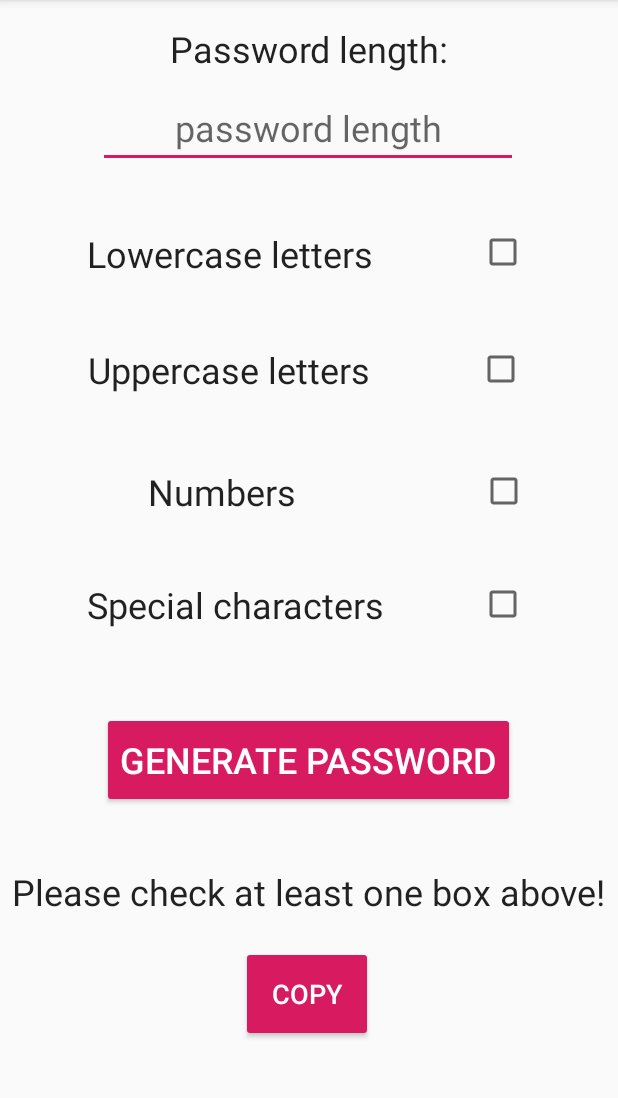
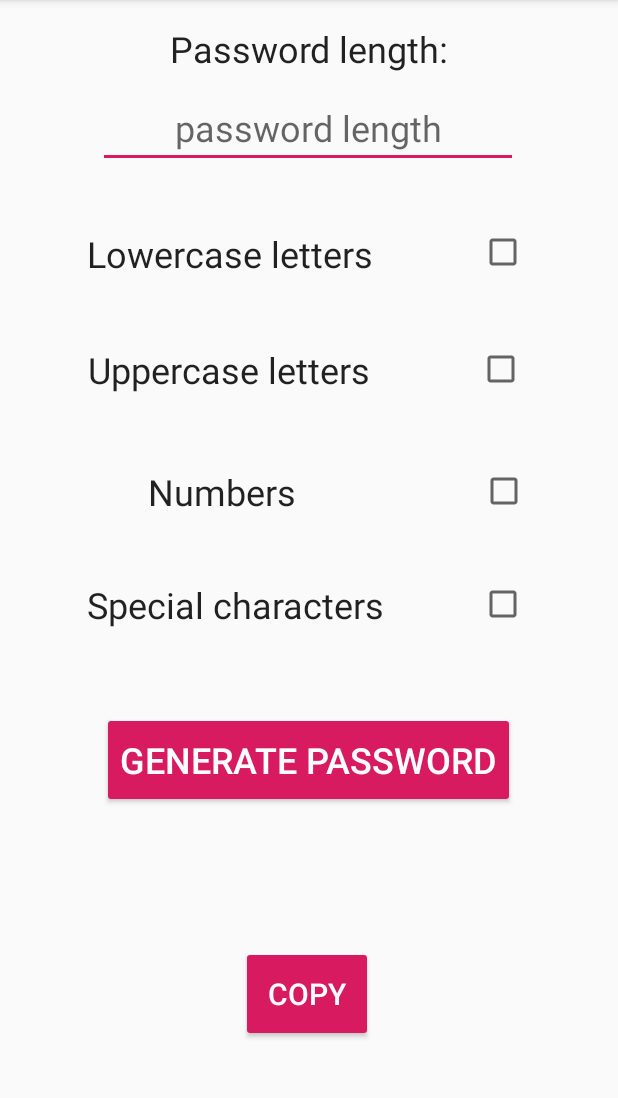
Before and after one commit to ThaiDuongVu/PasswordGenerator, an Android app: the screen it shows after launch (MainActivity), after a tap on "GENERATE PASSWORD", on a phone screen of 412 x 824 dp, the part 84-1182 px from its top. Run offline under Robolectric (Android 15) with nearby library versions, the phone set to English and light mode, and no system bars.

Commit message:
Reformat code

```diff
--- a/app/src/main/java/com/thaiduong/passwordgenerator/MainActivity.java
+++ b/app/src/main/java/com/thaiduong/passwordgenerator/MainActivity.java
@@ -1,6 +1,4 @@
 package com.thaiduong.passwordgenerator;
-
-import androidx.appcompat.app.AppCompatActivity;
 
 import android.content.ClipData;
 import android.content.ClipboardManager;
@@ -13,21 +11,19 @@ import android.widget.EditText;
 import android.widget.TextView;
 import android.widget.Toast;
 
+import androidx.appcompat.app.AppCompatActivity;
+
 import java.util.Random;
 
 public class MainActivity extends AppCompatActivity {
 
+    Random random = new Random();
     private EditText lengthInput;
-
     private CheckBox lowercaseCheckBox;
     private CheckBox uppercaseCheckBox;
     private CheckBox numberCheckBox;
     private CheckBox specialCharacterCheckBox;
-
     private TextView passwordTextView;
-
-    Random random = new Random();
-
     private Boolean passwordGenerated;
     private String password = "";
 
@@ -48,17 +44,12 @@ public class MainActivity extends AppCompatActivity {
         passwordGenerated = false;
     }
 
-    public void onGenerateButtonClicked(View view)
-    {
+    public void onGenerateButtonClicked(View view) {
         passwordTextView.setText(GeneratePassword());
     }
 
-    private String GeneratePassword()
-    {
+    private String GeneratePassword() {
         String passwordBase = "";
-
-        StringBuilder passwordStringBuilder = new StringBuilder(password);
-        StringBuilder passwordBaseStringBuilder = new StringBuilder(passwordBase);
 
         int passwordLength = getNumber(lengthInput);
 
@@ -68,45 +59,35 @@ public class MainActivity extends AppCompatActivity {
         String numbers = "1234567890";
         String specialCharacters = "~!@#$%^&*()[]{};:<>,.?/|+-";
 
-        if (passwordLength < 0)
-        {
-            password = "Password length cannot be negative!";
+        if (passwordLength < 0) {
+            Toast.makeText(this, "Password length cannot be negative!", Toast.LENGTH_SHORT).show();
         }
-        if (passwordLength == 0)
-        {
-            password = "Password length cannot be zero!";
+        if (passwordLength == 0) {
+            Toast.makeText(this, "Password length cannot be zero!", Toast.LENGTH_SHORT).show();
         }
-        if (passwordLength > 30)
-        {
-            password = "Password cannot be longer that 30 characters!";
+        if (passwordLength > 30) {
+            Toast.makeText(this, "Password cannot be longer than 30 characters!", Toast.LENGTH_SHORT).show();
         }
 
-        if (!lowercaseCheckBox.isChecked() && !uppercaseCheckBox.isChecked() && !numberCheckBox.isChecked() && !specialCharacterCheckBox.isChecked())
-        {
-            password = "Please check at least one box above!";
+        if (!lowercaseCheckBox.isChecked() && !uppercaseCheckBox.isChecked() && !numberCheckBox.isChecked() && !specialCharacterCheckBox.isChecked()) {
+            Toast.makeText(this, "Please check at least one box above!", Toast.LENGTH_SHORT).show();
         }
-        if (lowercaseCheckBox.isChecked() || uppercaseCheckBox.isChecked() || numberCheckBox.isChecked() || specialCharacterCheckBox.isChecked())
-        {
+        if (lowercaseCheckBox.isChecked() || uppercaseCheckBox.isChecked() || numberCheckBox.isChecked() || specialCharacterCheckBox.isChecked()) {
             password = "";
-            if (lowercaseCheckBox.isChecked())
-            {
+            if (lowercaseCheckBox.isChecked()) {
                 passwordBase += lowercaseLetters;
             }
-            if (uppercaseCheckBox.isChecked())
-            {
+            if (uppercaseCheckBox.isChecked()) {
                 passwordBase += uppercaseLetters;
             }
-            if (numberCheckBox.isChecked())
-            {
+            if (numberCheckBox.isChecked()) {
                 passwordBase += numbers;
             }
-            if (specialCharacterCheckBox.isChecked())
-            {
+            if (specialCharacterCheckBox.isChecked()) {
                 passwordBase += specialCharacters;
             }
 
-            for (int i = 0; i < passwordLength; i++)
-            {
+            for (int i = 0; i < passwordLength; i++) {
                 password += passwordBase.charAt(random.nextInt(passwordBase.length()));
             }
             passwordGenerated = true;
@@ -115,31 +96,24 @@ public class MainActivity extends AppCompatActivity {
         return password;
     }
 
-    private int getNumber(EditText editText)
-    {
-        if (TextUtils.isEmpty(editText.getText()))
-        {
+    private int getNumber(EditText editText) {
+        if (TextUtils.isEmpty(editText.getText())) {
             return 0;
-        }
-            else
-        {
+        } else {
             return Integer.parseInt(editText.getText().toString());
         }
     }
 
-    public void onCopyButtonPressed(View view)
-    {
-        if (!passwordGenerated)
-        {
-            Toast.makeText(getApplicationContext(), "Password not generated yet!", Toast.LENGTH_SHORT).show();
-        }
-        else
-        {
+    public void onCopyButtonPressed(View view) {
+        if (!passwordGenerated) {
+            Toast.makeText(this, "Password not generated yet!", Toast.LENGTH_SHORT).show();
+        } else {
             ClipboardManager clipboardManager = (ClipboardManager) getSystemService(Context.CLIPBOARD_SERVICE);
             ClipData clipData = ClipData.newPlainText(password, password);
 
+            assert clipboardManager != null;
             clipboardManager.setPrimaryClip(clipData);
-            Toast.makeText(getApplicationContext(), "Password copied", Toast.LENGTH_SHORT).show();
+            Toast.makeText(this, "Password copied", Toast.LENGTH_SHORT).show();
         }
     }
 }
--- a/app/src/main/res/layout/activity_main.xml
+++ b/app/src/main/res/layout/activity_main.xml
@@ -14,7 +14,7 @@
         android:layout_height="64dp"
         android:onClick="onCopyButtonPressed"
         android:text="@string/copy_button"
-        android:textSize="18sp"
+        android:textSize="20sp"
         app:layout_constraintBottom_toBottomOf="parent"
         app:layout_constraintEnd_toEndOf="parent"
         app:layout_constraintHorizontal_bias="0.496"
@@ -187,12 +187,14 @@
         android:layout_width="wrap_content"
         android:layout_height="wrap_content"
         android:text="@string/initial_password"
+        android:textAlignment="center"
         android:textAppearance="@style/TextAppearance.AppCompat.Body1"
         android:textSize="24sp"
         app:layout_constraintBottom_toBottomOf="parent"
         app:layout_constraintEnd_toEndOf="parent"
+        app:layout_constraintHorizontal_bias="0.482"
         app:layout_constraintStart_toStartOf="parent"
         app:layout_constraintTop_toBottomOf="@+id/generateButton"
-        app:layout_constraintVertical_bias="0.201" />
+        app:layout_constraintVertical_bias="0.118" />
 
 </androidx.constraintlayout.widget.ConstraintLayout>
--- a/build.gradle
+++ b/build.gradle
@@ -7,7 +7,7 @@ buildscript {
 
     }
     dependencies {
-        classpath 'com.android.tools.build:gradle:3.5.0'
+        classpath 'com.android.tools.build:gradle:3.5.3'
 
         // NOTE: Do not place your application dependencies here; they belong
         // in the individual module build.gradle files
```
